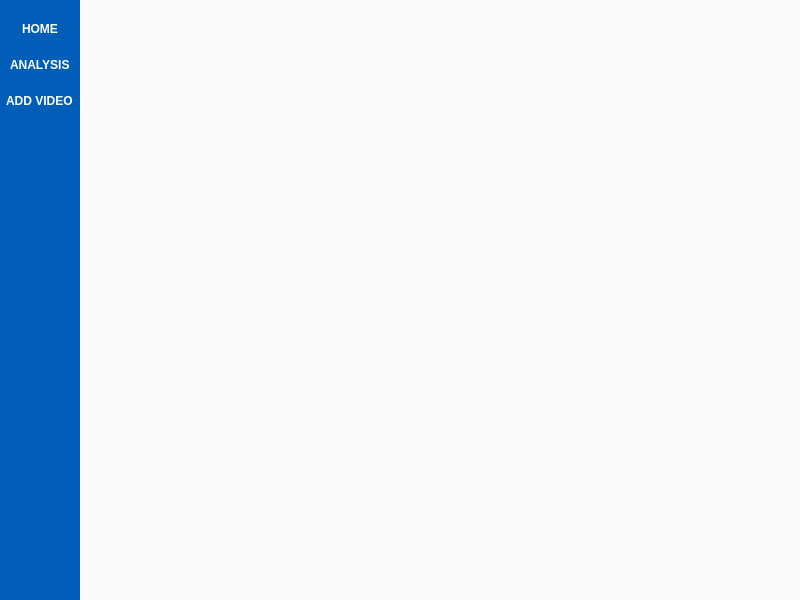
Before: the Qt Designer form copyclare/ui/main_window.ui in MotionInput/Team14-CopyClare, drawn with Qt 5.
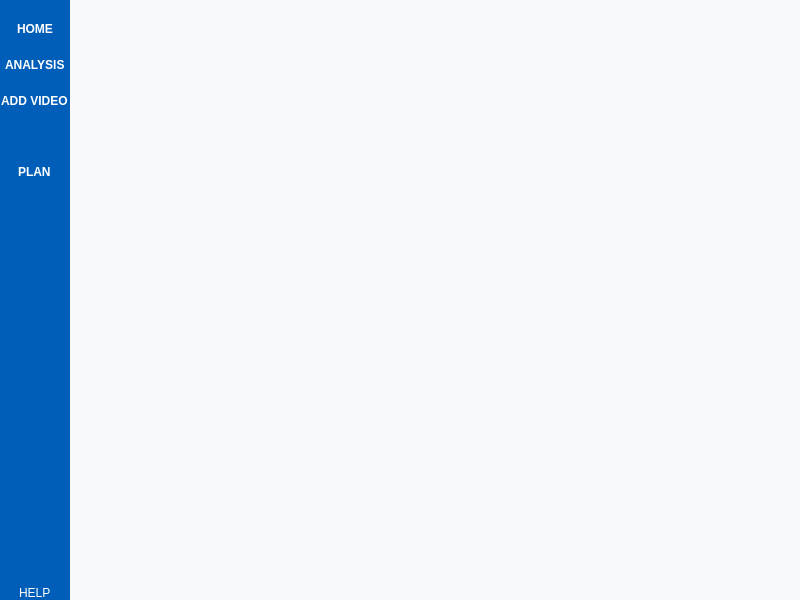
After: the same form once the commit is applied. Icons and pictures are not drawn.

Commit message: Added plan page, progressBar&more UI changes

The edit to the form file:
```diff
--- a/copyclare/ui/main_window.ui
+++ b/copyclare/ui/main_window.ui
@@ -44,6 +44,9 @@
     </property>
     <item>
      <widget class="QFrame" name="side_nav">
+      <property name="enabled">
+       <bool>true</bool>
+      </property>
       <property name="sizePolicy">
        <sizepolicy hsizetype="Preferred" vsizetype="Preferred">
         <horstretch>0</horstretch>
@@ -52,13 +55,13 @@
       </property>
       <property name="minimumSize">
        <size>
-        <width>80</width>
-        <height>80</height>
+        <width>70</width>
+        <height>70</height>
        </size>
       </property>
       <property name="maximumSize">
        <size>
-        <width>80</width>
+        <width>70</width>
         <height>16777215</height>
        </size>
       </property>
@@ -137,8 +140,8 @@
             </property>
             <property name="iconSize">
              <size>
-              <width>64</width>
-              <height>64</height>
+              <width>49</width>
+              <height>49</height>
              </size>
             </property>
             <property name="autoDefault">
@@ -154,6 +157,7 @@
             <property name="font">
              <font>
               <family>Arial</family>
+              <pointsize>9</pointsize>
               <weight>75</weight>
               <bold>true</bold>
              </font>
@@ -177,8 +181,8 @@
             </property>
             <property name="iconSize">
              <size>
-              <width>64</width>
-              <height>64</height>
+              <width>49</width>
+              <height>49</height>
              </size>
             </property>
             <property name="flat">
@@ -191,6 +195,7 @@
             <property name="font">
              <font>
               <family>Arial</family>
+              <pointsize>9</pointsize>
               <weight>75</weight>
               <bold>true</bold>
              </font>
@@ -214,8 +219,8 @@
             </property>
             <property name="iconSize">
              <size>
-              <width>64</width>
-              <height>64</height>
+              <width>49</width>
+              <height>49</height>
              </size>
             </property>
             <property name="flat">
@@ -231,6 +236,7 @@
          <property name="font">
           <font>
            <family>Arial</family>
+           <pointsize>9</pointsize>
            <weight>75</weight>
            <bold>true</bold>
           </font>
@@ -243,6 +249,53 @@
          </property>
         </widget>
        </item>
+       <item>
+        <widget class="QPushButton" name="plan_button">
+         <property name="minimumSize">
+          <size>
+           <width>0</width>
+           <height>57</height>
+          </size>
+         </property>
+         <property name="styleSheet">
+          <string notr="true">background-color: rgb(0, 94, 184);
+border:none;</string>
+         </property>
+         <property name="text">
+          <string/>
+         </property>
+         <property name="icon">
+          <iconset>
+           <normaloff>:/icons/plan.png</normaloff>:/icons/plan.png</iconset>
+         </property>
+         <property name="iconSize">
+          <size>
+           <width>49</width>
+           <height>49</height>
+          </size>
+         </property>
+        </widget>
+       </item>
+       <item alignment="Qt::AlignHCenter">
+        <widget class="QLabel" name="label_5">
+         <property name="font">
+          <font>
+           <family>Arial</family>
+           <pointsize>9</pointsize>
+           <weight>75</weight>
+           <italic>false</italic>
+           <bold>true</bold>
+          </font>
+         </property>
+         <property name="styleSheet">
+          <string notr="true">color: rgb(255, 255, 255);
+</string>
+         </property>
+         <property name="text">
+          <string>PLAN</string>
+         </property>
+        </widget>
+       </item>
        <item>
         <spacer name="verticalSpacer">
          <property name="orientation">
@@ -256,6 +309,44 @@
          </property>
         </spacer>
        </item>
+       <item>
+        <widget class="QPushButton" name="info_button">
+         <property name="minimumSize">
+          <size>
+           <width>0</width>
+           <height>57</height>
+          </size>
+         </property>
+         <property name="styleSheet">
+          <string notr="true">background-color: rgb(0, 94, 184);
+border:none;</string>
+         </property>
+         <property name="text">
+          <string/>
+         </property>
+         <property name="icon">
+          <iconset>
+           <normaloff>:/icons/info.png</normaloff>:/icons/info.png</iconset>
+         </property>
+         <property name="iconSize">
+          <size>
+           <width>49</width>
+           <height>49</height>
+          </size>
+         </property>
+        </widget>
+       </item>
+       <item alignment="Qt::AlignHCenter">
+        <widget class="QLabel" name="label_4">
+         <property name="styleSheet">
+          <string notr="true">color: rgb(255, 255, 255);
+font: Bold 9pt &quot;Arial&quot;;</string>
+         </property>
+         <property name="text">
+          <string>HELP</string>
+         </property>
+        </widget>
+       </item>
       </layout>
      </widget>
     </item>
```
Left out of the diff: 6 changed lines with no effect on the pictures. The commit also changes 18 other files.
